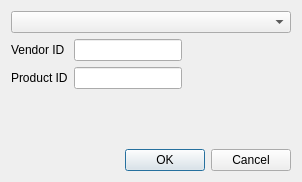
The window that src/usb-term/connectiondialog.ui (olegyurchenko/usb-term) describes before a commit, drawn with Qt 5.
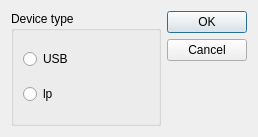
The same window after the commit. Icons and pictures are not drawn.

Commit message: Add abstract Connection class

Patch:
```diff
--- a/src/usb-term/connectiondialog.ui
+++ b/src/usb-term/connectiondialog.ui
@@ -6,83 +6,41 @@
    <rect>
     <x>0</x>
     <y>0</y>
-    <width>302</width>
-    <height>182</height>
+    <width>258</width>
+    <height>137</height>
    </rect>
   </property>
   <property name="windowTitle">
    <string>USB Connection</string>
   </property>
-  <property name="windowIcon">
-   <iconset resource="img/resource.qrc">
-    <normaloff>:/connect.png</normaloff>:/connect.png</iconset>
-  </property>
-  <layout class="QVBoxLayout" name="verticalLayout_2">
+  <layout class="QHBoxLayout" name="horizontalLayout">
    <item>
-    <layout class="QVBoxLayout" name="verticalLayout">
-     <item>
-      <widget class="QComboBox" name="comboBox"/>
-     </item>
-     <item>
-      <layout class="QHBoxLayout" name="horizontalLayout">
-       <item>
-        <layout class="QFormLayout" name="formLayout">
-         <item row="0" column="0">
-          <widget class="QLabel" name="label">
-           <property name="text">
-            <string>Vendor ID</string>
-           </property>
-          </widget>
-         </item>
-         <item row="0" column="1">
-          <widget class="QLineEdit" name="vidLineEdit">
-           <property name="toolTip">
-            <string>Vendor id in hex format without 0x prefix or H suffix
-Use lsusb for get id</string>
-           </property>
-          </widget>
-         </item>
-         <item row="1" column="0">
-          <widget class="QLabel" name="label_2">
-           <property name="text">
-            <string>Product ID</string>
-           </property>
-          </widget>
-         </item>
-         <item row="1" column="1">
-          <widget class="QLineEdit" name="pidLineEdit">
-           <property name="toolTip">
-            <string>Product id in hex format without 0x prefix or H suffix
-Use lsusb for get id</string>
-           </property>
-          </widget>
-         </item>
-        </layout>
-       </item>
-       <item>
-        <spacer name="horizontalSpacer">
-         <property name="orientation">
-          <enum>Qt::Horizontal</enum>
-         </property>
-         <property name="sizeHint" stdset="0">
-          <size>
-           <width>40</width>
-           <height>20</height>
-          </size>
-         </property>
-        </spacer>
-       </item>
-      </layout>
-     </item>
-    </layout>
+    <widget class="QGroupBox" name="groupBox">
+     <property name="title">
+      <string>Device type</string>
+     </property>
+     <layout class="QVBoxLayout" name="verticalLayout">
+      <item>
+       <widget class="QRadioButton" name="usbRadio">
+        <property name="text">
+         <string>USB</string>
+        </property>
+       </widget>
+      </item>
+      <item>
+       <widget class="QRadioButton" name="lpRradio">
+        <property name="text">
+         <string>lp</string>
+        </property>
+       </widget>
+      </item>
+     </layout>
+    </widget>
    </item>
    <item>
     <widget class="QDialogButtonBox" name="buttonBox">
-     <property name="enabled">
-      <bool>true</bool>
-     </property>
      <property name="orientation">
-      <enum>Qt::Horizontal</enum>
+      <enum>Qt::Vertical</enum>
      </property>
      <property name="standardButtons">
       <set>QDialogButtonBox::Cancel|QDialogButtonBox::Ok</set>
```
Left out of the diff: 52 changed lines with no effect on the pictures. The commit also changes 12 other files.
